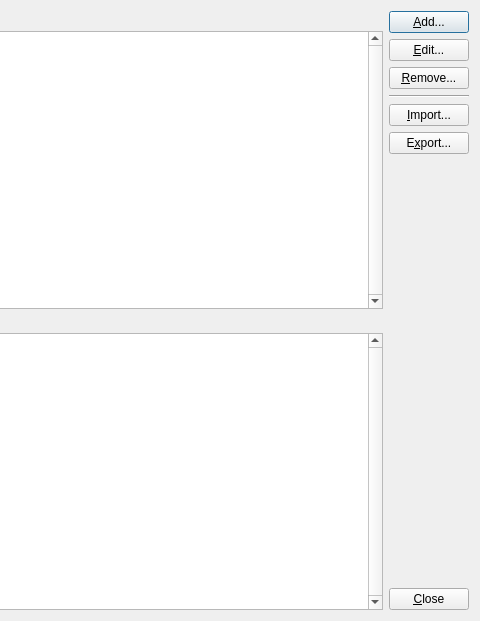
Qt form DlgTemplatesList.ui (madmaxoft/SkauTan) before a commit; both pictures show x 565 to 1045 and y 0 to 621 of the 1045 by 621 pixel window.
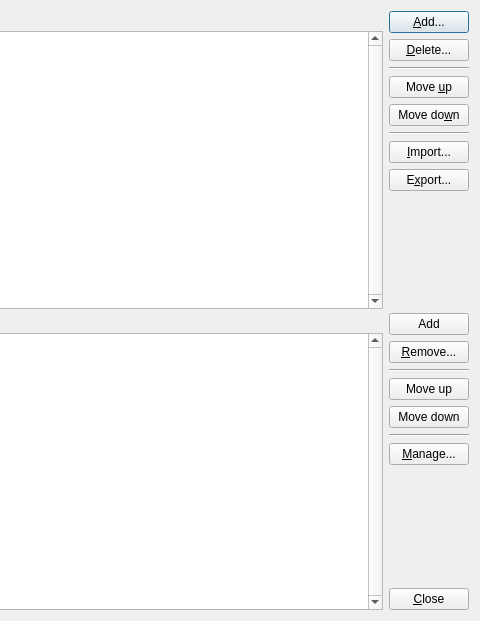
The same form after that commit.

Commit message: WIP: Refactor Templates / Filters.

What changed in the file:
```diff
--- a/DlgTemplatesList.ui
+++ b/DlgTemplatesList.ui
@@ -78,17 +78,10 @@
            </property>
           </widget>
          </item>
-         <item>
-          <widget class="QPushButton" name="btnEditTemplate">
-           <property name="text">
-            <string>&amp;Edit...</string>
-           </property>
-          </widget>
-         </item>
          <item>
           <widget class="QPushButton" name="btnRemoveTemplate">
            <property name="text">
-            <string>&amp;Remove...</string>
+            <string>&amp;Delete...</string>
            </property>
           </widget>
          </item>
@@ -99,6 +92,27 @@
            </property>
           </widget>
          </item>
+         <item>
+          <widget class="QPushButton" name="btnMoveTemplatesUp">
+           <property name="text">
+            <string>Move &amp;up</string>
+           </property>
+          </widget>
+         </item>
+         <item>
+          <widget class="QPushButton" name="btnMoveTemplatesDown">
+           <property name="text">
+            <string>Move do&amp;wn</string>
+           </property>
+          </widget>
+         </item>
+         <item>
+          <widget class="Line" name="line_3">
+           <property name="orientation">
+            <enum>Qt::Horizontal</enum>
+           </property>
+          </widget>
+         </item>
          <item>
           <widget class="QPushButton" name="btnImport">
            <property name="text">
@@ -130,7 +144,7 @@
        </item>
       </layout>
      </widget>
-     <widget class="QWidget" name="layoutWidget">
+     <widget class="QWidget" name="layoutWidget_2">
       <layout class="QHBoxLayout" name="horizontalLayout_2">
        <item>
         <layout class="QVBoxLayout" name="verticalLayout_4">
@@ -173,6 +187,58 @@
        </item>
        <item>
         <layout class="QVBoxLayout" name="verticalLayout">
+         <item>
+          <widget class="QPushButton" name="btnAddItem">
+           <property name="contextMenuPolicy">
+            <enum>Qt::CustomContextMenu</enum>
+           </property>
+           <property name="text">
+            <string>Add</string>
+           </property>
+          </widget>
+         </item>
+         <item>
+          <widget class="QPushButton" name="btnRemoveItem">
+           <property name="text">
+            <string>&amp;Remove...</string>
+           </property>
+          </widget>
+         </item>
+         <item>
+          <widget class="Line" name="line_2">
+           <property name="orientation">
+            <enum>Qt::Horizontal</enum>
+           </property>
+          </widget>
+         </item>
+         <item>
+          <widget class="QPushButton" name="btnMoveItemUp">
+           <property name="text">
+            <string>Move up</string>
+           </property>
+          </widget>
+         </item>
+         <item>
+          <widget class="QPushButton" name="btnMoveItemDown">
+           <property name="text">
+            <string>Move down</string>
+           </property>
+          </widget>
+         </item>
+         <item>
+          <widget class="Line" name="line_4">
+           <property name="orientation">
+            <enum>Qt::Horizontal</enum>
+           </property>
+          </widget>
+         </item>
+         <item>
+          <widget class="QPushButton" name="btnManageFilters">
+           <property name="text">
+            <string>&amp;Manage...</string>
+           </property>
+          </widget>
+         </item>
          <item>
           <spacer name="verticalSpacer">
            <property name="orientation">
```
The commit also changes 34 other files.
